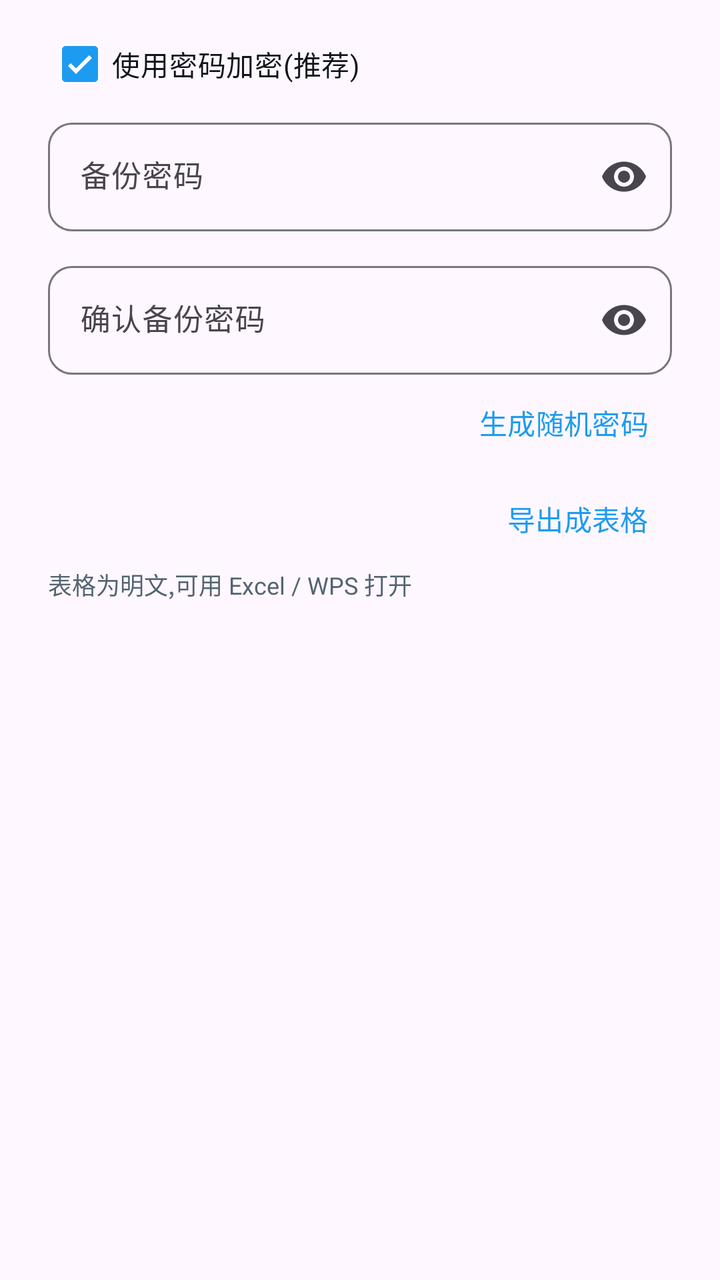
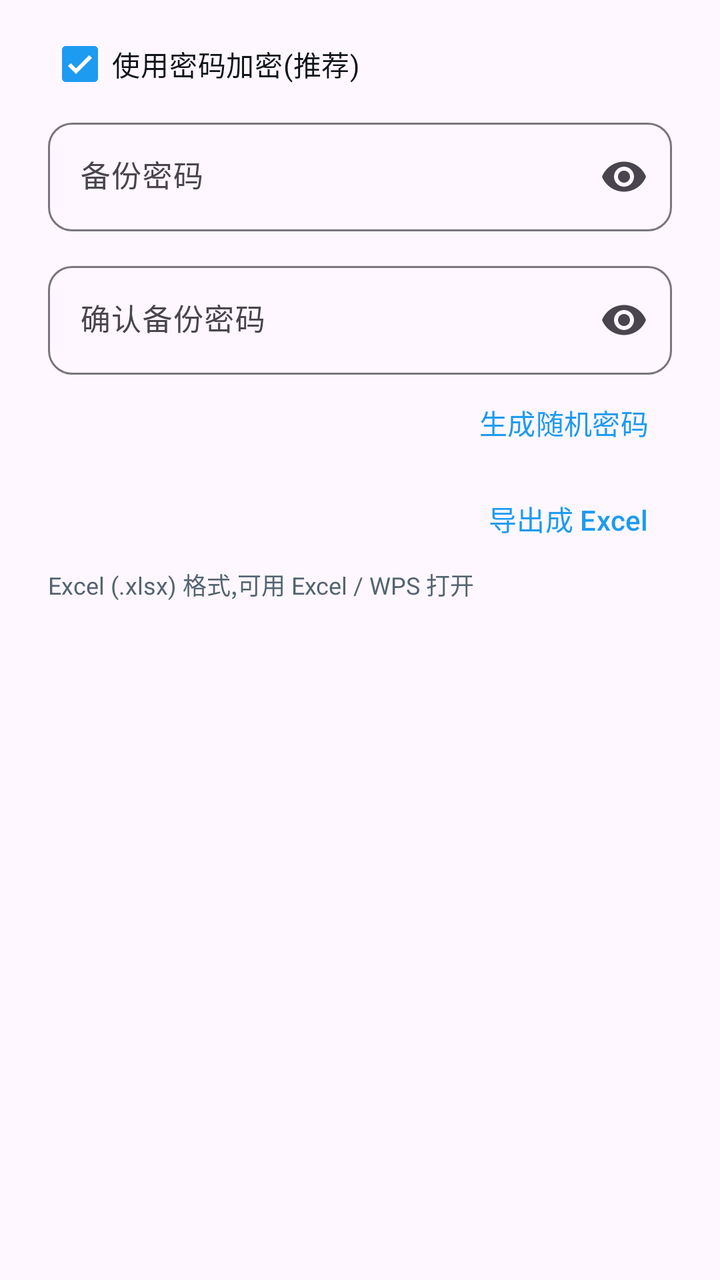

Compare the two renders of this Android layout. The source of the first and the diff that turns it into the second are given below.
<!-- AndroidManifest.xml: application theme Theme.SaiAccountNote -->
<!-- res/layout/dialog_backup_export.xml -->
<?xml version="1.0" encoding="utf-8"?>
<LinearLayout xmlns:android="http://schemas.android.com/apk/res/android"
    xmlns:app="http://schemas.android.com/apk/res-auto"
    android:layout_width="match_parent"
    android:layout_height="wrap_content"
    android:orientation="vertical"
    android:paddingStart="24dp"
    android:paddingTop="8dp"
    android:paddingEnd="24dp">

    <com.google.android.material.checkbox.MaterialCheckBox
        android:id="@+id/cb_encrypt"
        android:layout_width="match_parent"
        android:layout_height="wrap_content"
        android:checked="true"
        android:text="使用密码加密(推荐)"
        android:textColor="@color/text_primary" />

    <LinearLayout
        android:id="@+id/layout_backup_password"
        android:layout_width="match_parent"
        android:layout_height="wrap_content"
        android:orientation="vertical">

        <com.google.android.material.textfield.TextInputLayout
            style="@style/Widget.Material3.TextInputLayout.OutlinedBox"
            android:layout_width="match_parent"
            android:layout_height="wrap_content"
            android:hint="备份密码"
            app:boxCornerRadiusBottomEnd="12dp"
            app:boxCornerRadiusBottomStart="12dp"
            app:boxCornerRadiusTopEnd="12dp"
            app:boxCornerRadiusTopStart="12dp"
            app:endIconMode="password_toggle">

            <com.google.android.material.textfield.TextInputEditText
                android:id="@+id/et_backup_password"
                android:layout_width="match_parent"
                android:layout_height="wrap_content"
                android:importantForAutofill="no"
                android:inputType="textPassword"
                android:maxLength="64"
                android:textSize="15sp" />
        </com.google.android.material.textfield.TextInputLayout>

        <com.google.android.material.textfield.TextInputLayout
            style="@style/Widget.Material3.TextInputLayout.OutlinedBox"
            android:layout_width="match_parent"
            android:layout_height="wrap_content"
            android:layout_marginTop="12dp"
            android:hint="确认备份密码"
            app:boxCornerRadiusBottomEnd="12dp"
            app:boxCornerRadiusBottomStart="12dp"
            app:boxCornerRadiusTopEnd="12dp"
            app:boxCornerRadiusTopStart="12dp"
            app:endIconMode="password_toggle">

            <com.google.android.material.textfield.TextInputEditText
                android:id="@+id/et_backup_password_confirm"
                android:layout_width="match_parent"
                android:layout_height="wrap_content"
                android:importantForAutofill="no"
                android:inputType="textPassword"
                android:maxLength="64"
                android:textSize="15sp" />
        </com.google.android.material.textfield.TextInputLayout>

        <com.google.android.material.button.MaterialButton
            android:id="@+id/btn_generate_password"
            style="@style/Widget.Material3.Button.TextButton"
            android:layout_width="wrap_content"
            android:layout_height="wrap_content"
            android:layout_gravity="end"
            android:text="生成随机密码"
            android:textColor="@color/accent" />
    </LinearLayout>

    <TextView
        android:id="@+id/tv_export_warning"
        android:layout_width="match_parent"
        android:layout_height="wrap_content"
        android:text="注意:不加密会把所有密码直接写在文件里,请仅在需要迁移到其它工具时使用。"
        android:textColor="@color/danger"
        android:textSize="13sp"
        android:visibility="gone" />

    
    <com.google.android.material.button.MaterialButton
        android:id="@+id/btn_export_table"
        style="@style/Widget.Material3.Button.TextButton"
        android:layout_width="wrap_content"
        android:layout_height="wrap_content"
        android:layout_gravity="end"
        android:text="导出成表格"
        android:textColor="@color/accent" />

    <TextView
        android:id="@+id/tv_table_hint"
        android:layout_width="match_parent"
        android:layout_height="wrap_content"
        android:text="表格为明文,可用 Excel / WPS 打开"
        android:textColor="@color/text_secondary"
        android:textSize="12sp" />

    <TextView
        android:id="@+id/tv_export_error"
        android:layout_width="match_parent"
        android:layout_height="wrap_content"
        android:layout_marginTop="8dp"
        android:textColor="@color/danger"
        android:textSize="13sp"
        android:visibility="gone" />

</LinearLayout>
<!-- resources referenced by this layout -->
<resources>
  <color name="accent">#1D9BF0</color>
  <color name="danger">#E5484D</color>
  <color name="text_primary">#0F1419</color>
  <color name="text_secondary">#536471</color>
  <style name="Theme.SaiAccountNote" parent="Base.Theme.SaiAccountNote" />
  <style name="Base.Theme.SaiAccountNote" parent="Theme.Material3.DayNight.NoActionBar">
          
          <item name="colorPrimary">@color/accent</item>
          <item name="colorOnPrimary">@color/white</item>
          <item name="colorSecondary">@color/accent</item>
          <item name="colorOnSecondary">@color/white</item>
      </style>
  <color name="white">#FFFFFFFF</color>
</resources>

<!-- the commit's change to res/layout/dialog_backup_export.xml (unified diff, before → after) -->
@@ -91,14 +91,14 @@
         android:layout_width="wrap_content"
         android:layout_height="wrap_content"
         android:layout_gravity="end"
-        android:text="导出成表格"
+        android:text="导出成 Excel"
         android:textColor="@color/accent" />
 
     <TextView
         android:id="@+id/tv_table_hint"
         android:layout_width="match_parent"
         android:layout_height="wrap_content"
-        android:text="表格为明文,可用 Excel / WPS 打开"
+        android:text="Excel (.xlsx) 格式,可用 Excel / WPS 打开"
         android:textColor="@color/text_secondary"
         android:textSize="12sp" />
 
